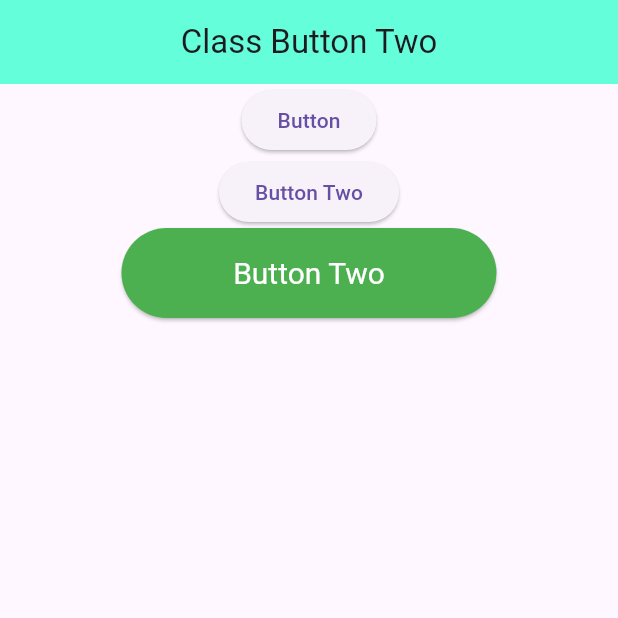
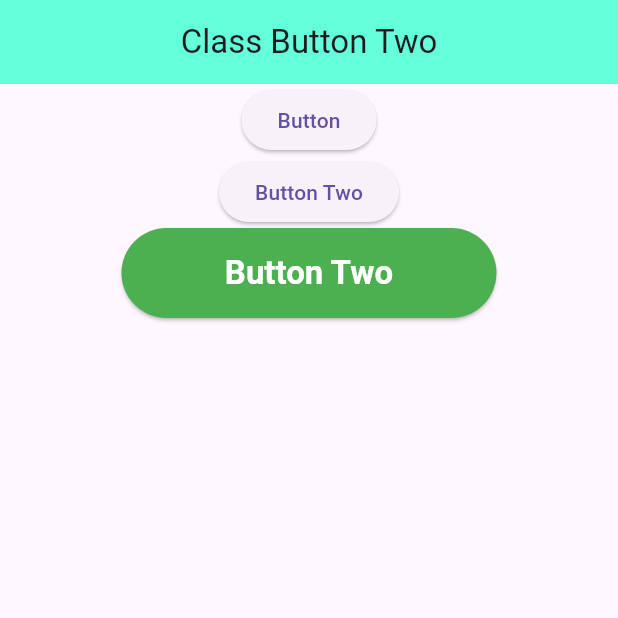
Before and after one commit to hemusyl/ostad_new_10, a Flutter app: the screen it shows after launch, on a phone screen of 412 x 824 dp, the top half of it. Run offline on Flutter 3.47's test engine with Material 3 defaults, Android fonts, the phone set to English and light mode, and no system bars.

Commit message:
buttoon Style

```diff
--- a/lib/os10_button.dart
+++ b/lib/os10_button.dart
@@ -26,7 +26,10 @@ class Os10Button extends StatelessWidget {
                 style: ElevatedButton.styleFrom(
                   backgroundColor: Colors.green,
                   foregroundColor: Colors.white,
-                  textStyle: TextStyle(fontSize: 20.0),
+                  textStyle: TextStyle
+                    (fontSize: 22.0,
+                    fontWeight: FontWeight.bold,
+                  ),
                 ),
                 onPressed:(){print('Button');},
                 child: Text('Button Two')),
@@ -39,4 +42,5 @@ class Os10Button extends StatelessWidget {
       ),
     );
   }
+
 }
```
